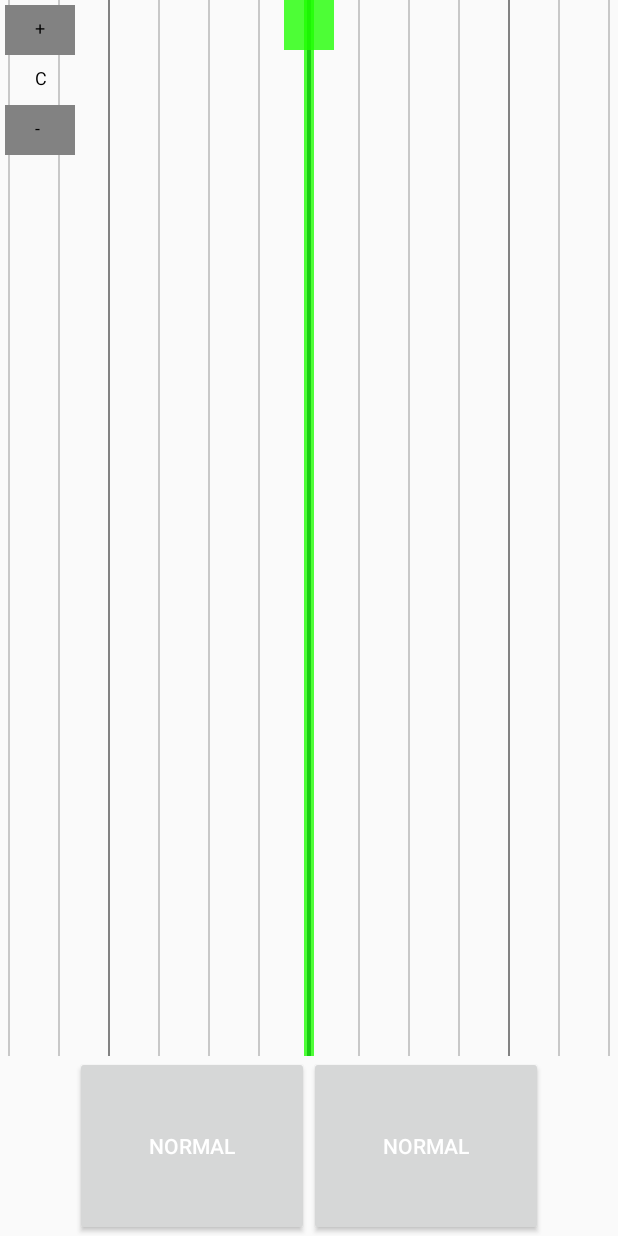
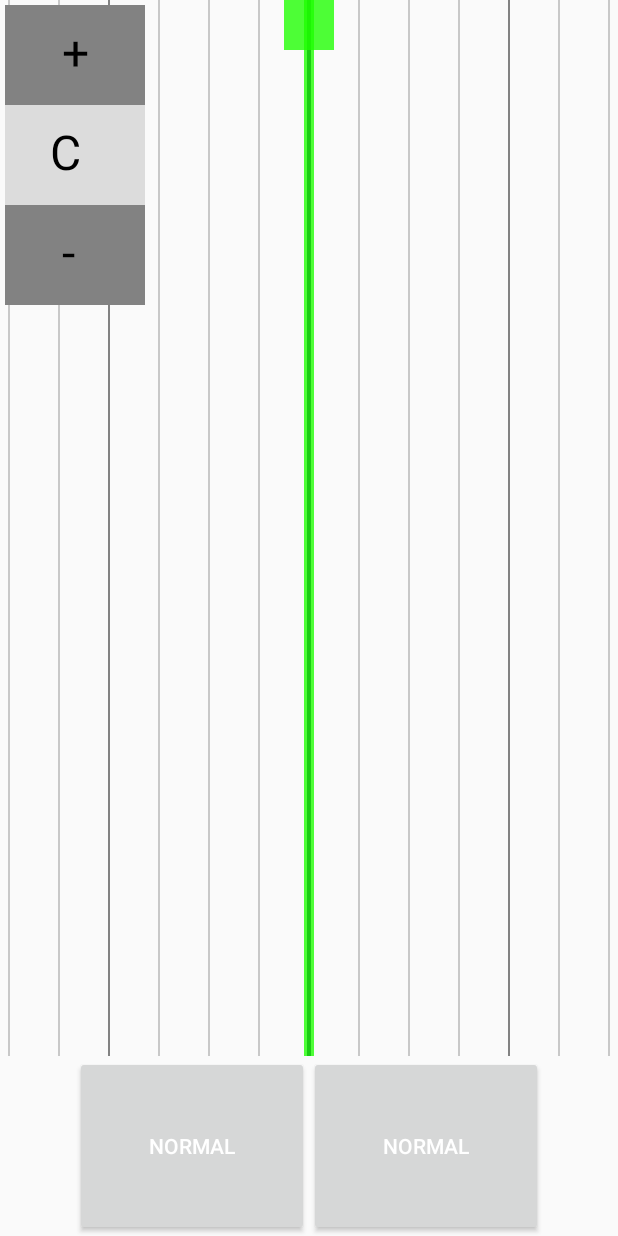
Before and after one commit to DeniGahlinger/ComposerBlockNote2, an Android app: the layout activity_studio.xml on its own in the app's theme, with its tools: preview values and no code run, on a phone screen of 412 x 824 dp. Run offline under Robolectric (Android 15) with nearby library versions, the phone set to English and light mode, and no system bars; plain views replace CuboidButton.

```diff
--- a/app/src/main/java/com/example/admin/composerblocknote/PartNavigatorActivity.java
+++ b/app/src/main/java/com/example/admin/composerblocknote/PartNavigatorActivity.java
@@ -19,6 +19,7 @@ public class PartNavigatorActivity extends AppCompatActivity {
     ListView lvwParts;
     Button btnAdd;
     private List<String> partName = new ArrayList<String>();
+    private List<String> partPath = new ArrayList<String>();
 
     @Override
     protected void onCreate(Bundle savedInstanceState) {
@@ -41,6 +42,7 @@ public class PartNavigatorActivity extends AppCompatActivity {
         for (File f : parts) {
             if (!f.getName().equals(".meta")) {
                 partName.add(f.getName());
+                partPath.add(f.getAbsolutePath());
             }
         }
         File partFolder = null;
@@ -58,7 +60,8 @@ public class PartNavigatorActivity extends AppCompatActivity {
             public void onItemClick(AdapterView<?> parent, View view, int position, long id) {
                 Intent intent = new Intent(PartNavigatorActivity.this, StudioActivity.class);
                 intent.putExtra("songName", partName.get(position));
-                intent.putExtra("currentPath", finalParts[position].getAbsolutePath());
+                intent.putExtra("currentPath", partPath.get(position));
+                Log.d("FILENAME : ", partPath.get(position));
                 intent.putExtra("newPart", false);
                 startActivity(intent);
             }
--- a/app/src/main/java/com/example/admin/composerblocknote/StudioManagerView.java
+++ b/app/src/main/java/com/example/admin/composerblocknote/StudioManagerView.java
@@ -64,8 +64,8 @@ public class StudioManagerView extends View {
 
     private int tonality = 60;
 
-    private int sizeButtonTonalityX = 70;
-    private int sizeButtonTonalityY = 50;
+    private int sizeButtonTonalityX = 140;
+    private int sizeButtonTonalityY = 100;
 
     private float cursorPosition = 0;
     private int tempo = 120;
@@ -391,11 +391,13 @@ public class StudioManagerView extends View {
         mTextPaint.setColor(Color.rgb(130,130,130));
         canvas.drawRect(getPaddingLeft() + 5, getPaddingTop() + 5, getPaddingLeft() + 5 + sizeButtonTonalityX, getPaddingTop() + 5 + sizeButtonTonalityY, mTextPaint);
         canvas.drawRect(getPaddingLeft() + 5, getPaddingTop() + 5 + 2 * sizeButtonTonalityY, getPaddingLeft() + 5 + sizeButtonTonalityX, getPaddingTop() + 5 + 3 * sizeButtonTonalityY, mTextPaint);
-        mTextPaint.setTextSize(18);
+        mTextPaint.setColor(Color.rgb(220,220,220));
+        canvas.drawRect(getPaddingLeft() + 5, getPaddingTop() + 5 + 1 * sizeButtonTonalityY, getPaddingLeft() + 5 + sizeButtonTonalityX, getPaddingTop() + 5 + 2 * sizeButtonTonalityY, mTextPaint);
+        mTextPaint.setTextSize(48);
         mTextPaint.setColor(Color.BLACK);
-        canvas.drawText(tonalityToString(), getPaddingLeft() + (int)(0.5 * sizeButtonTonalityX), getPaddingTop() - 15 + 2 * sizeButtonTonalityY, mTextPaint);
-        canvas.drawText("+", getPaddingLeft() + (int)(0.5 * sizeButtonTonalityX), getPaddingTop() - 15 + 1 * sizeButtonTonalityY, mTextPaint);
-        canvas.drawText("-", getPaddingLeft() + (int)(0.5 * sizeButtonTonalityX), getPaddingTop() - 15 + 3 * sizeButtonTonalityY, mTextPaint);
+        canvas.drawText(tonalityToString(), getPaddingLeft() + (int)(0.5 * sizeButtonTonalityX) - 20, getPaddingTop() - 30 + 2 * sizeButtonTonalityY, mTextPaint);
+        canvas.drawText("+", getPaddingLeft() + (int)(0.5 * sizeButtonTonalityX) - 8, getPaddingTop() - 30 + 1 * sizeButtonTonalityY, mTextPaint);
+        canvas.drawText("-", getPaddingLeft() + (int)(0.5 * sizeButtonTonalityX) - 8, getPaddingTop() - 30 + 3 * sizeButtonTonalityY, mTextPaint);
     }
     private String tonalityToString(){
         String[] str = {"C", "C#", "D", "D#", "E", "F", "F#", "G", "G#", "A", "A#", "B"};
@@ -425,7 +427,7 @@ public class StudioManagerView extends View {
                 }
             }
             mTextPaint.setColor(Color.rgb(0, 0, 0));
-            mTextPaint.setTextSize(18);
+            mTextPaint.setTextSize(32);
             canvas.drawText(chordNames[chordDatas.get(i).getType()], (getWidth() / 2) + chordDatas.get(i).getDelay() * zoom / 60000f - (cursorPosition * zoom / 60000f) + chordDatas.get(i).getLength() * zoom / 120000f, getHeight() - otherDatasSize / 2, mTextPaint);
         }
     }
```
